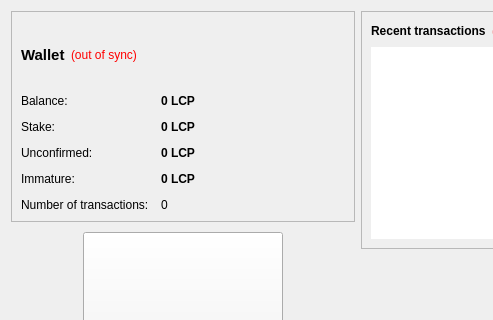
First picture: the form in src/qt/forms/overviewpage.ui, repository Crypto-Currency/bitcoinfast, before the edit; both pictures show x 0 to 493 and y 0 to 320 of the 715 by 447 pixel window.
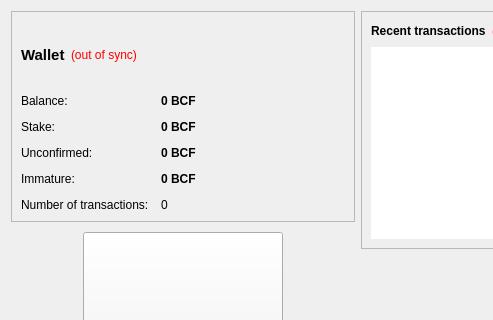
Second picture: the form after the edit. Icons and pictures are not drawn.

The edit to the form file:
```diff
--- a/src/qt/forms/overviewpage.ui
+++ b/src/qt/forms/overviewpage.ui
@@ -128,7 +128,7 @@
              <string>Your current balance</string>
             </property>
             <property name="text">
-             <string notr="true">0 LCP</string>
+             <string notr="true">0 BCF</string>
             </property>
             <property name="textInteractionFlags">
              <set>Qt::LinksAccessibleByMouse|Qt::TextSelectableByKeyboard|Qt::TextSelectableByMouse</set>
@@ -157,7 +157,7 @@
              <string>Total of coins that was staked, and do not yet count toward the current balance</string>
             </property>
             <property name="text">
-             <string notr="true">0 LCP</string>
+             <string notr="true">0 BCF</string>
             </property>
             <property name="textInteractionFlags">
              <set>Qt::LinksAccessibleByMouse|Qt::TextSelectableByKeyboard|Qt::TextSelectableByMouse</set>
@@ -186,7 +186,7 @@
              <string>Total of transactions that have yet to be confirmed, and do not yet count toward the current balance</string>
             </property>
             <property name="text">
-             <string notr="true">0 LCP</string>
+             <string notr="true">0 BCF</string>
             </property>
             <property name="textInteractionFlags">
              <set>Qt::LinksAccessibleByMouse|Qt::TextSelectableByKeyboard|Qt::TextSelectableByMouse</set>
@@ -212,7 +212,7 @@
              <string>Mined balance that has not yet matured</string>
             </property>
             <property name="text">
-             <string notr="true">0 LCP</string>
+             <string notr="true">0 BCF</string>
             </property>
             <property name="textInteractionFlags">
              <set>Qt::LinksAccessibleByMouse|Qt::TextSelectableByKeyboard|Qt::TextSelectableByMouse</set>
```
Left out of the diff: 4 changed lines with no effect on the pictures.
